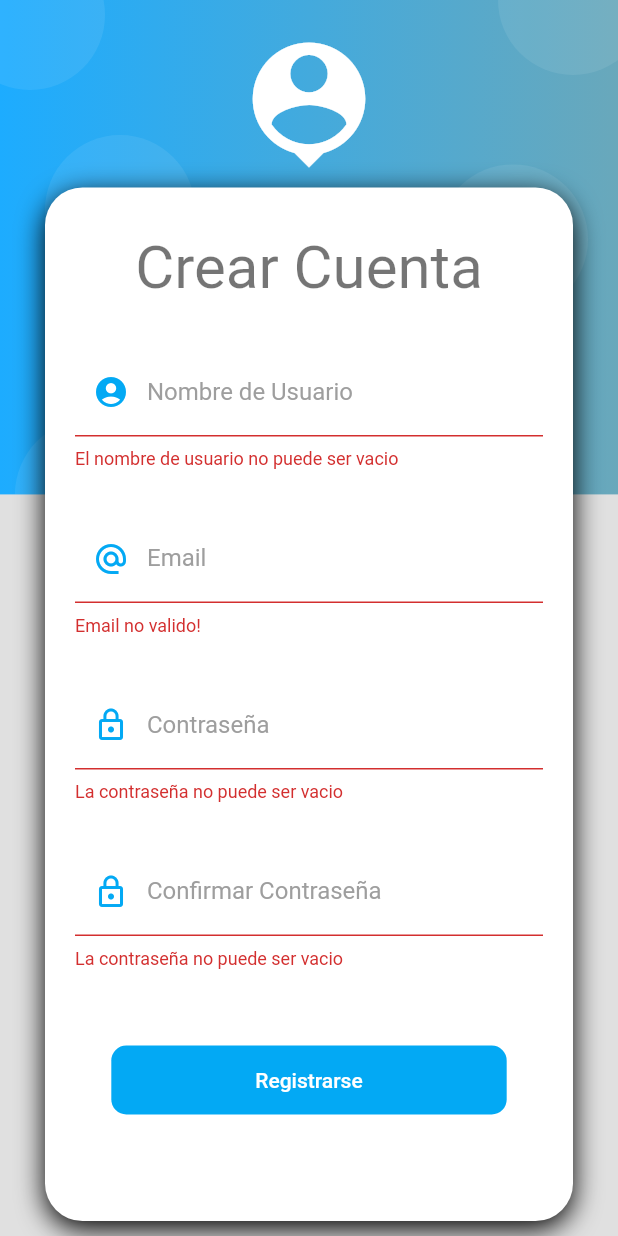
After one commit to nahueltabasso/techconnect-frontend, a Flutter app: the RegisterUserScreen screen opened by its route, scrolled down 125 dp, after a tap on "Registrarse", on a phone screen of 412 x 824 dp. The commit adds this screen. Run offline on Flutter 3.47's test engine with Material 2 defaults, Android fonts, the phone set to English and light mode, and no system bars.

Commit message:
design: Design of register form and login form

```diff
--- a/lib/main.dart
+++ b/lib/main.dart
@@ -1,6 +1,7 @@
 import 'package:flutter/material.dart';
+import 'package:techconnect_frontend/screens/auth/login_screen.dart';
+import 'package:techconnect_frontend/screens/auth/register_user_screen.dart';
 import 'package:techconnect_frontend/screens/home_screen.dart';
-import 'package:techconnect_frontend/screens/login_screen.dart';
 
 void main() => runApp(const MyApp());
 
@@ -15,7 +16,8 @@ class MyApp extends StatelessWidget {
       initialRoute: 'login',
       routes: {
         'login':(context) => const LoginScreen(),
-        'home':(context) => const HomeScreen()
+        'home':(context) => const HomeScreen(),
+        'register':(context) => const RegisterUserScreen(),
       },
       theme: ThemeData.light().copyWith(
         scaffoldBackgroundColor: Colors.grey[300]
--- /dev/null
+++ b/lib/providers/register_form_provider.dart
@@ -0,0 +1,30 @@
+import 'package:flutter/material.dart';
+
+class RegisterFormProvider extends ChangeNotifier {
+
+  GlobalKey<FormState> formKey = GlobalKey<FormState>();
+
+  String username = '';
+  String email = '';
+  String password = '';
+  String confirmPassword = '';
+
+  bool _isLoading = false;
+
+  bool get isLoading => _isLoading;
+
+  set isLoading(bool value) {
+    _isLoading = value;
+    notifyListeners();
+  }
+
+  bool isValidForm() {
+    print(formKey.currentState?.validate());
+    print(username);
+    print(email);
+    print(password);
+    print(confirmPassword);
+    return formKey.currentState?.validate() ?? false;
+  }
+
+}
--- /dev/null
+++ b/lib/screens/auth/register_user_screen.dart
@@ -0,0 +1,173 @@
+import 'package:flutter/material.dart';
+import 'package:provider/provider.dart';
+import 'package:techconnect_frontend/providers/register_form_provider.dart';
+import 'package:techconnect_frontend/ui/input_decorations.dart';
+import 'package:techconnect_frontend/widgets/auth_background.dart';
+import 'package:techconnect_frontend/widgets/card_container.dart';
+
+// ignore: must_be_immutable
+class RegisterUserScreen extends StatelessWidget {
+
+  const RegisterUserScreen({Key? key}) : super(key: key);
+
+  @override
+  Widget build(BuildContext context) {
+    return Scaffold(
+      body: AuthBackground(
+        child: SingleChildScrollView(
+          child: Column(
+            children: [
+
+              const SizedBox(height: 250,),
+              CardContainer(
+                child: Column(
+                  children: [
+                    const SizedBox(height: 10,),
+                    Text('Crear Cuenta', style: Theme.of(context).textTheme.headlineLarge,),
+
+                    const SizedBox(height: 30,),
+
+                    ChangeNotifierProvider(
+                      create: (context) => RegisterFormProvider(),
+                      child: const _RegisterForm(),
+                    )
+                  ],
+                ),
+              ),
+              const SizedBox(height: 50,),
+              TextButton(
+                style: ButtonStyle(
+                  overlayColor: MaterialStateProperty.all(Colors.lightBlue.withOpacity(0.1)),
+                  shape: MaterialStateProperty.all(const StadiumBorder())
+                ),
+                child: const Text('Ya estas registrado?', style: TextStyle(fontSize: 22, color: Colors.lightBlue),),
+                onPressed: () => Navigator.pushReplacementNamed(context, 'login'),
+              )
+            ],
+          ),
+        )
+      )
+    );
+  }
+}
+
+class _RegisterForm extends StatelessWidget {
+  const _RegisterForm({super.key});
+
+  @override
+  Widget build(BuildContext context) {
+
+    final registerForm = Provider.of<RegisterFormProvider>(context);
+
+    return Container(
+      child: Form(
+        // TODO: Mantener referencia al key
+        key: registerForm.formKey,
+        autovalidateMode: AutovalidateMode.onUserInteraction,
+        child: Column(
+          children: [
+
+            // ** USERNAME FIELD **
+            TextFormField(
+              autocorrect: false,
+              keyboardType: TextInputType.text,
+              decoration: InputDecorations.authInputDecoration(
+                hintText: 'joe',
+                labelText: 'Nombre de Usuario',
+                prefixIcon: Icons.account_circle
+              ),
+              onChanged: (value) => registerForm.username = value,
+              validator: (value) {
+                if (value != null && value.length > 0) return null;
+                return 'El nombre de usuario no puede ser vacio';
+              },
+            ),
+
+            const SizedBox(height: 30,),
+
+            // ** EMAIL FIELD **
+            TextFormField(
+              autocorrect: false,
+              keyboardType: TextInputType.emailAddress,
+              decoration: InputDecorations.authInputDecoration(
+                hintText: 'joe@gmail.com',
+                labelText: 'Email',
+                prefixIcon: Icons.alternate_email_sharp
+              ),
+              onChanged: (value) => registerForm.email = value,
+              validator: (value) {
+                String pattern = r'^(([^<>()[\]\\.,;:\s@\"]+(\.[^<>()[\]\\.,;:\s@\"]+)*)|(\".+\"))@((\[[0-9]{1,3}\.[0-9]{1,3}\.[0-9]{1,3}\.[0-9]{1,3}\])|(([a-zA-Z\-0-9]+\.)+[a-zA-Z]{2,}))$';
+                RegExp regExp  = RegExp(pattern);
+
+                return regExp.hasMatch(value ?? '') ? null : 'Email no valido!';
+              },
+            ),
+
+            const SizedBox(height: 30,),
+
+            // ** PASSWORD FIELD **
+            TextFormField(
+              autocorrect: false,
+              obscureText: true,
+              keyboardType: TextInputType.emailAddress,
+              decoration: InputDecorations.authInputDecoration(
+                hintText: '**********',
+                labelText: 'Contraseña',
+                prefixIcon: Icons.lock_outline
+              ),
+              onChanged: (value) => registerForm.password = value,
+              validator: (value) {
+                if (value != null && value.length > 0) return null;
+                return 'La contraseña no puede ser vacio';
+              },
+            ),
+
+            const SizedBox(height: 30,),
+
+            // ** CONFIRM PASSWORD FIELD **
+            TextFormField(
+              autocorrect: false,
+              obscureText: true,
+              keyboardType: TextInputType.emailAddress,
+              decoration: InputDecorations.authInputDecoration(
+                hintText: '**********',
+                labelText: 'Confirmar Contraseña',
+                prefixIcon: Icons.lock_outline
+              ),
+              onChanged: (value) => registerForm.confirmPassword = value,
+              validator: (value) {
+                if (value != null && value.length > 0) return null;
+                return 'La contraseña no puede ser vacio';
+              },
+            ),
+
+            const SizedBox(height: 50,),
+
+            MaterialButton(
+              shape: RoundedRectangleBorder(borderRadius: BorderRadius.circular(10)),
+              disabledColor: Colors.grey,
+              elevation: 0,
+              color: Colors.lightBlue,
+              onPressed: registerForm.isLoading ? null : () async {
+                FocusScope.of(context).unfocus();
+                // TODO Login form (submit)
+                if (!registerForm.isValidForm()) return;
+                registerForm.isLoading = true;
+                await Future.delayed(const Duration(seconds: 2));
+                registerForm.isLoading = false;
+                Navigator.pushReplacementNamed(context, 'login');
+              },
+              child: Container(
+                padding: const EdgeInsets.symmetric(horizontal: 80, vertical: 15),
+                child: Text(registerForm.isLoading ? 'Espere' : 'Registrarse', style: const TextStyle(color: Colors.white),),
+              ),
+            ),
+
+            const SizedBox(height: 50,)
+
+          ],
+        ),
+      ),
+    );
+  }
+}
```
Also changed, not shown: lib/models/new_user_dto.dart (added, +61 -0 lines), lib/screens/auth/login_screen.dart (renamed from lib/screens/login_screen.dart, +8 -1 lines), lib/services/auth_service.dart (added, +8 -0 lines).
